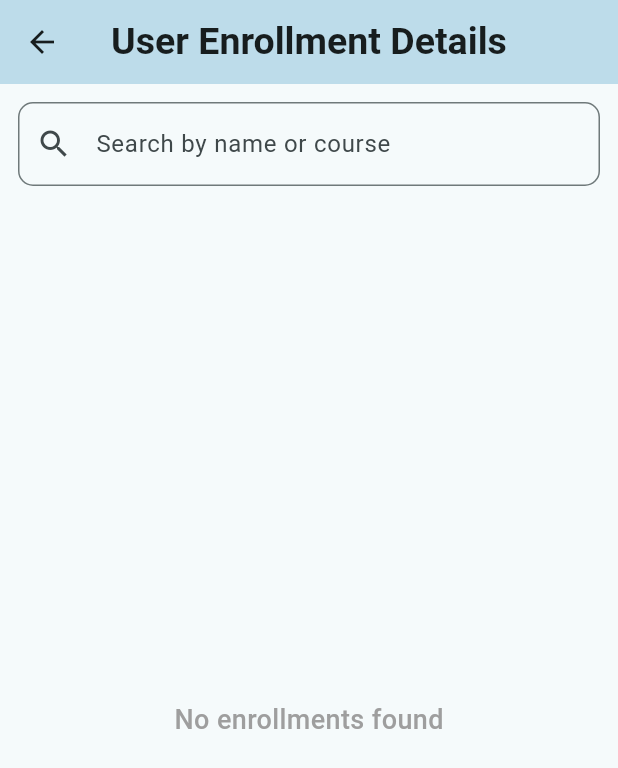
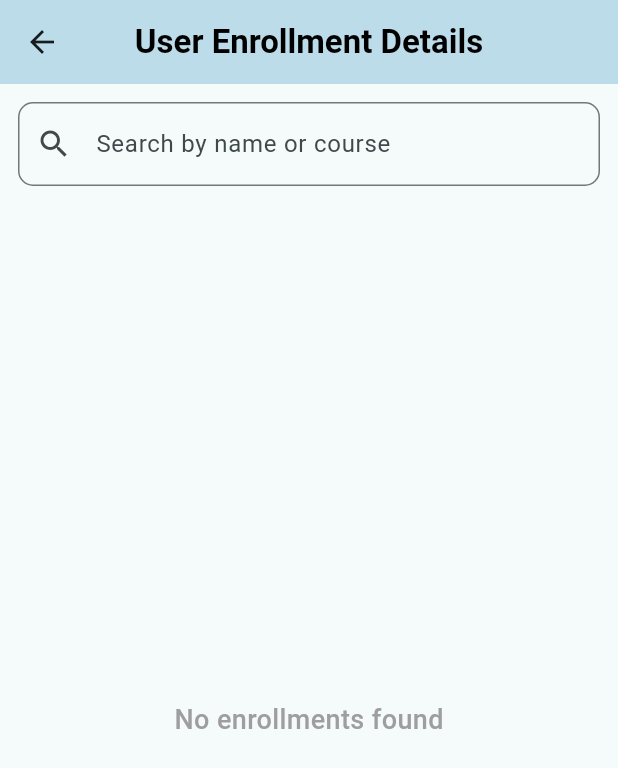
Before and after one commit to Farshadroshan/Course-Point, a Flutter app: the AdminAccountScreen screen opened directly, after a tap on "Enroll Details", on a phone screen of 412 x 824 dp. Shown: the top 768 px of the screen. Run offline on Flutter 3.47's test engine with Material 3 defaults, Android fonts, the light colour scheme and no system bars; our stand-ins replace dio, flutter_dotenv, hive, hive_flutter, image_picker, video_player; accounts and stored records are empty.

Commit message:
update app bar

```diff
--- a/lib/screens/admin/admin_screens/admin_account.dart
+++ b/lib/screens/admin/admin_screens/admin_account.dart
@@ -4,6 +4,7 @@ import 'package:coursepoint/Screens/user/user_login.dart';
 import 'package:coursepoint/database/model/admin_model.dart';
 import 'package:coursepoint/screens/admin/admin_screens/admin_user_enrollments.dart';
 import 'package:coursepoint/widget/apppcolor.dart';
+import 'package:coursepoint/widget/custom_app_bar.dart';
 import 'package:coursepoint/widget/menuItems.dart';
 import 'package:flutter/material.dart';
 import 'package:image_picker/image_picker.dart';
@@ -60,16 +61,18 @@ class _AdminAccountScreenState extends State<AdminAccountScreen> {
   Widget build(BuildContext context) {
     return Scaffold(
       // backgroundColor: const Color(0xFF191919),
-      appBar: AppBar(
-        // iconTheme: const IconThemeData(color: Colors.grey),
-        backgroundColor:  appBarColor,
-        centerTitle: true,
-        title: const Text(
-          'Account',
-          style: TextStyle(
-              color: Colors.black, fontWeight: FontWeight.bold, fontSize: 25),
-        ),
-      ),
+      // appBar: AppBar(
+      //   // iconTheme: const IconThemeData(color: Colors.grey),
+      //   backgroundColor:  appBarColor,
+      //   centerTitle: true,
+      //   title: const Text(
+      //     'Account',
+      //     style: TextStyle(
+      //         color: Colors.black, fontWeight: FontWeight.bold, fontSize: 25),
+      //   ),
+      // ),
+            appBar: CustomAppBar(title: 'Account', backgroundColor: appBarColor, titleColor: appColorblack),
+
       body: Padding(
         padding: const EdgeInsets.all(40.0),
         child: Column(
--- a/lib/screens/admin/admin_screens/admin_user_enrollments.dart
+++ b/lib/screens/admin/admin_screens/admin_user_enrollments.dart
@@ -1,5 +1,6 @@
 
 import 'package:coursepoint/widget/apppcolor.dart';
+import 'package:coursepoint/widget/custom_app_bar.dart';
 import 'package:flutter/material.dart';
 import 'package:hive/hive.dart';
 
@@ -35,11 +36,12 @@ class _AdminEnrollmentsScreenState extends State<AdminEnrollmentsScreen> {
   @override
   Widget build(BuildContext context) {
     return Scaffold(
-      appBar: AppBar(
-        title: Text("User Enrollment Details", style: TextStyle(fontWeight: FontWeight.bold,fontSize: 25)),
-        backgroundColor: appBarColor,
-        centerTitle: true,
-      ),
+      // appBar: AppBar(
+      //   title: Text("User Enrollment Details", style: TextStyle(fontWeight: FontWeight.bold,fontSize: 25)),
+      //   backgroundColor: appBarColor,
+      //   centerTitle: true,
+      // ),
+      appBar: CustomAppBar(title: 'User Enrollment Details', backgroundColor: appBarColor, titleColor: appColorblack),
       body: Column(
         children: [
           Padding(
```
Also changed, not shown: lib/screens/admin/add_courses/add_sub_course.dart (+10 -8 lines), lib/screens/admin/add_courses/admin_add_course.dart (+10 -8 lines), lib/screens/admin/add_courses/admin_add_notes.dart (+12 -9 lines), lib/screens/admin/add_courses/admin_add_playlist.dart (+12 -9 lines), lib/screens/admin/admin_screens/admin_course_details.dart (+11 -8 lines), lib/screens/admin/admin_screens/admin_course_playlist.dart (+9 -6 lines), lib/screens/admin/admin_screens/admin_notes.dart (+10 -8 lines), lib/screens/user/about.dart (+7 -5 lines), lib/screens/user/enrolled_course.dart (+7 -5 lines), lib/screens/user/privacy_policy.dart (+7 -5 lines), lib/screens/user/terms_and_conditions.dart (+7 -5 lines), lib/screens/user/user_course_details.dart (+8 -6 lines), lib/screens/user/user_favorites.dart (+11 -9 lines), lib/screens/user/user_progress.dart (+7 -5 lines), 1 more files, 1 other file.
